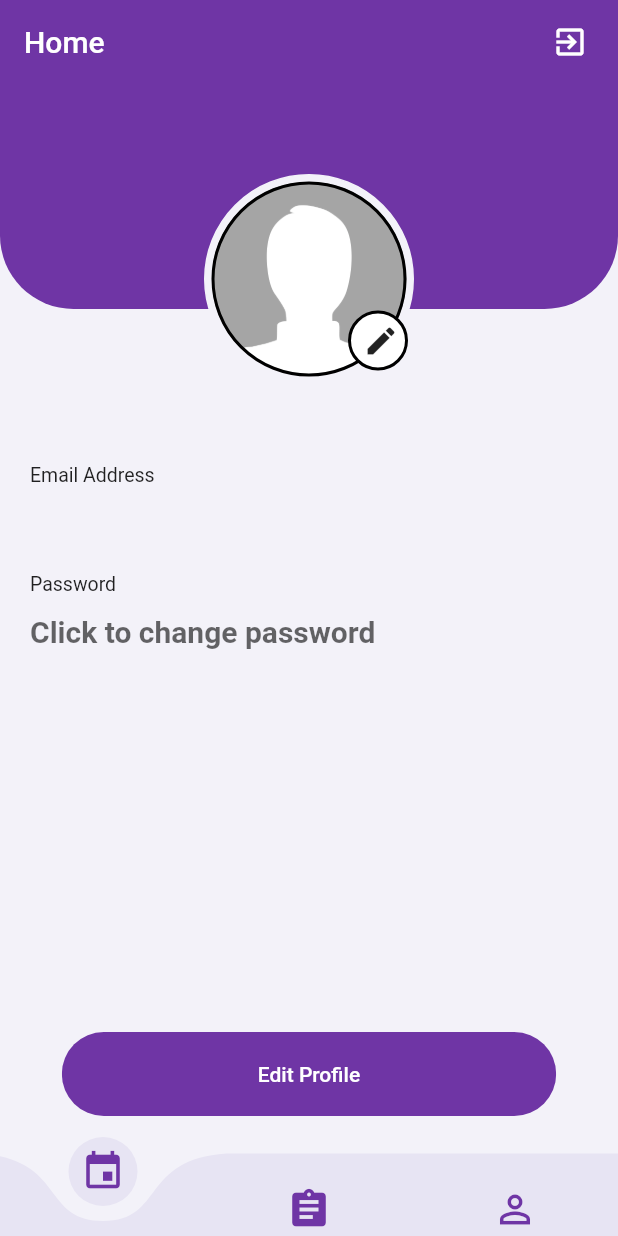
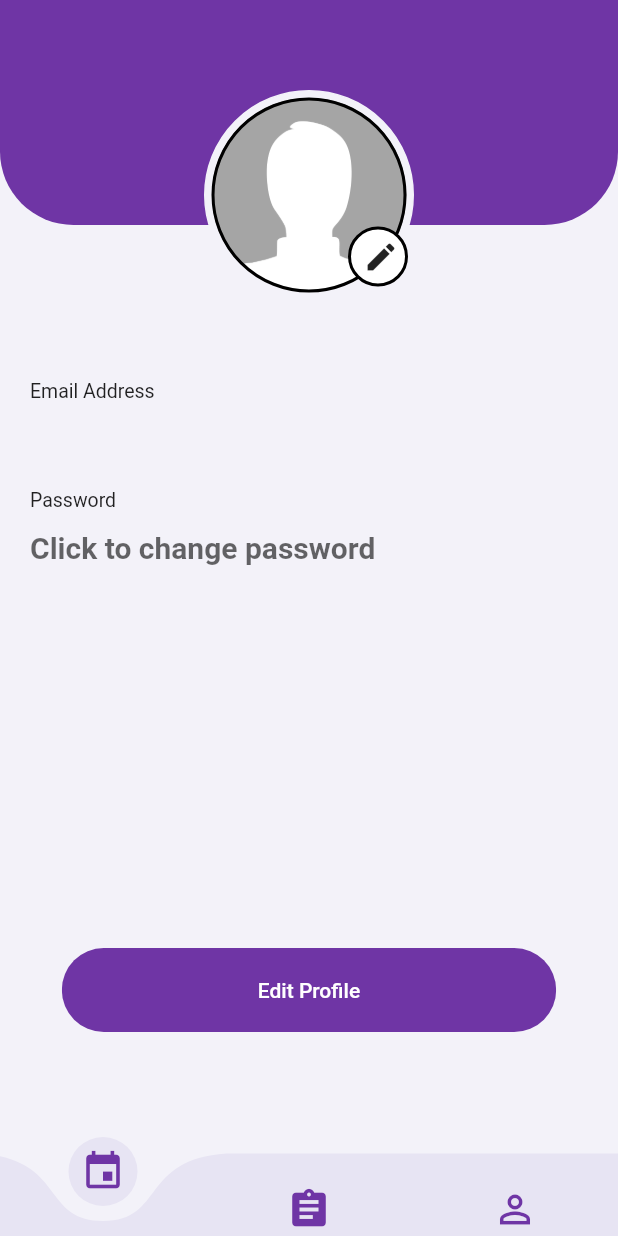
Before and after one commit to chwoozy/dayly, a Flutter app: the screen it shows once a user with an empty profile is signed in, on a phone screen of 412 x 824 dp. Run offline on Flutter 3.47's test engine with Material 2 defaults, Android fonts, the phone set to English and light mode, and no system bars; drawn by our look-alikes of curved_navigation_bar; our stand-ins replace cloud_firestore, email_validator, firebase_auth, firebase_storage, flutter_spinkit, image_picker; accounts and stored records are empty.

Commit message:
removed old home appbar

```diff
--- a/lib/pages/home/home.dart
+++ b/lib/pages/home/home.dart
@@ -21,20 +21,20 @@ class Home extends StatelessWidget {
       value: DatabaseService(uid: user.uid).userData,
       child: Scaffold(
         backgroundColor: primaryBackgroundColor,
-        appBar: AppBar(
-          title: Text('Home'),
-          backgroundColor: primaryPurple,
-          elevation: 0.0,
-          actions: <Widget>[
-            IconButton(
-              padding: EdgeInsets.symmetric(horizontal: 20.0),
-              icon: Icon(Icons.exit_to_app),
-              onPressed: () async {
-                await _authService.signOut();
-              },
-            )
-          ],
-        ),
+        // appBar: AppBar(
+        //   title: Text('Home'),
+        //   backgroundColor: primaryPurple,
+        //   elevation: 0.0,
+        //   actions: <Widget>[
+        //     IconButton(
+        //       padding: EdgeInsets.symmetric(horizontal: 20.0),
+        //       icon: Icon(Icons.exit_to_app),
+        //       onPressed: () async {
+        //         await _authService.signOut();
+        //       },
+        //     )
+        //   ],
+        // ),
         body: Profile(),
         bottomNavigationBar: CurvedNavigationBar(
           height: 55,
```
